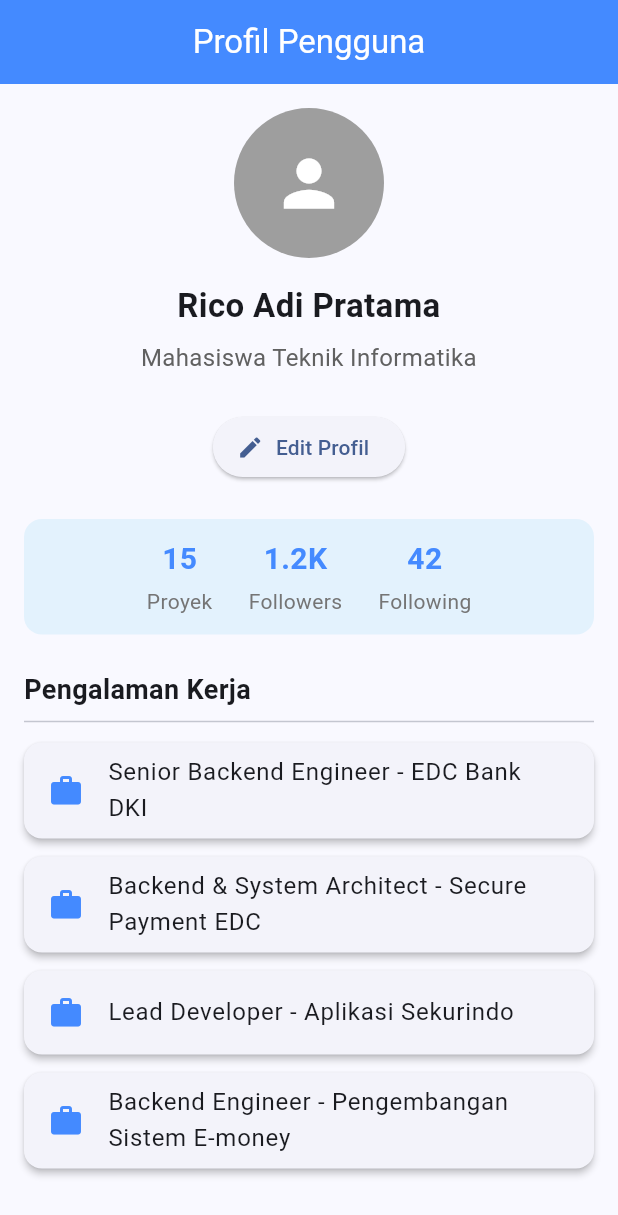
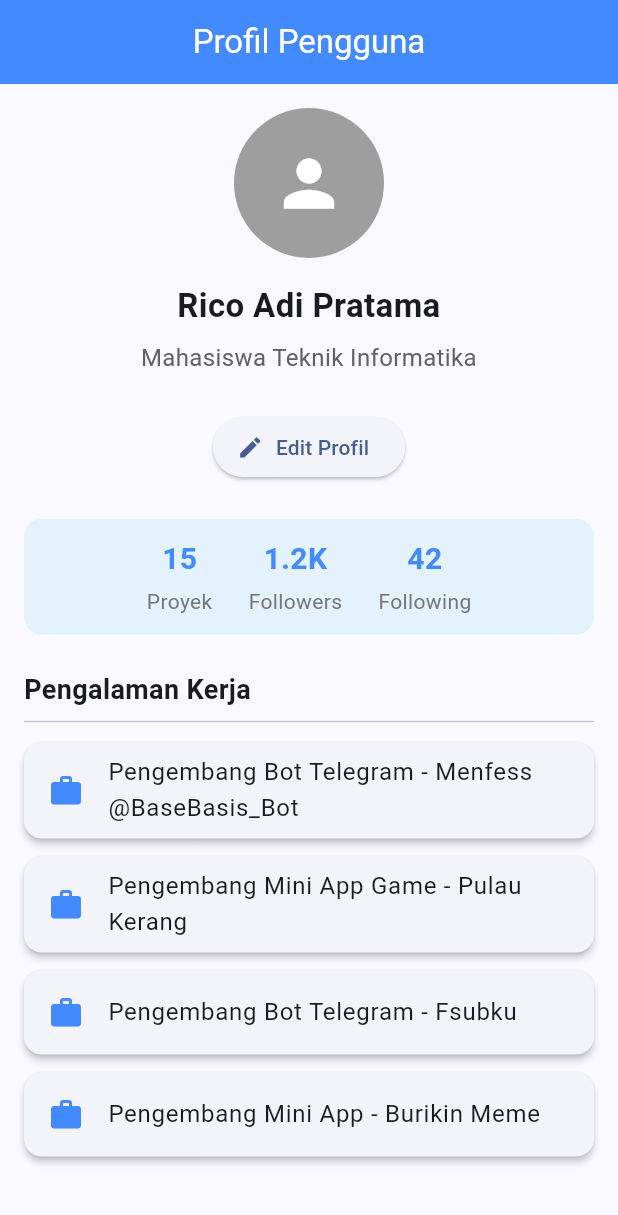
Before and after one commit to snzza/tugas-pertemuan-5, a Flutter app: the screen it shows after launch, on a phone screen of 412 x 824 dp. Shown: the top 1215 px of the screen. Run offline on Flutter 3.47's test engine with Material 3 defaults, Android fonts, the phone set to English and light mode, and no system bars.

Commit message:
fix: ganti daftar pengalaman placeholder dengan proyek asli

```diff
--- a/lib/main.dart
+++ b/lib/main.dart
@@ -26,10 +26,10 @@ class ProfilePage extends StatelessWidget {
   final String userName = 'Rico Adi Pratama';
   final String role = 'Mahasiswa Teknik Informatika';
   final List<String> experiences = const [
-    'Senior Backend Engineer - EDC Bank DKI',
-    'Backend & System Architect - Secure Payment EDC',
-    'Lead Developer - Aplikasi Sekurindo',
-    'Backend Engineer - Pengembangan Sistem E-money',
+    'Pengembang Bot Telegram - Menfess @BaseBasis_Bot',
+    'Pengembang Mini App Game - Pulau Kerang',
+    'Pengembang Bot Telegram - Fsubku',
+    'Pengembang Mini App - Burikin Meme',
   ];
 
   @override
```
Also changed, not shown: 1 other file.
